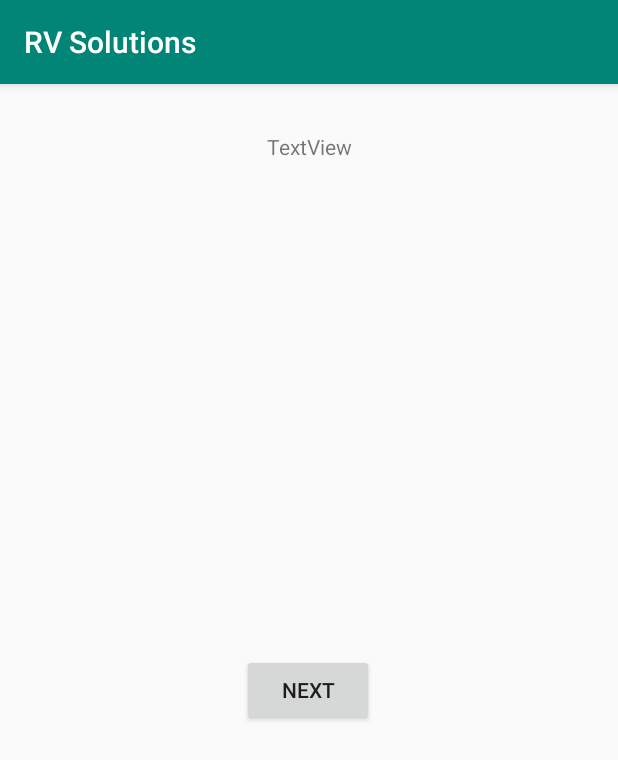
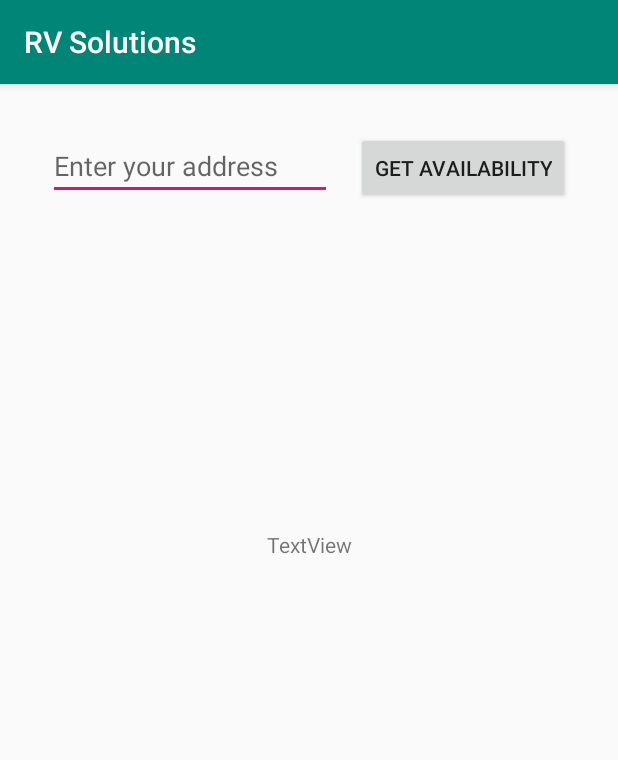
Before and after one commit to dreampursuer95/RV-Solutions, an Android app: the screen it shows after launch (MainActivity), on a phone screen of 412 x 824 dp. Shown: the top 760 px of the screen. Run offline under Robolectric (Android 15) with nearby library versions, the phone set to English and light mode, and no system bars; libraries missing offline, so code that uses them is left out: com.amazonaws.mobile, com.amazonaws.mobileconnectors; 3 statements that could not run were skipped.

Commit message:
Remove unnecessary activities

```diff
--- a/app/src/main/java/com/example/myfirstapp/DisplayMessageActivity.java
+++ b/app/src/main/java/com/example/myfirstapp/ResultActivity.java
@@ -18,18 +18,18 @@ import org.json.JSONArray;
 import org.json.JSONException;
 import org.json.JSONObject;
 
-public class DisplayMessageActivity extends AppCompatActivity {
+public class ResultActivity extends AppCompatActivity {
     private TextView mTextViewResult;
     private RequestQueue requestQueue;
 
     @Override
     protected void onCreate(Bundle savedInstanceState) {
         super.onCreate(savedInstanceState);
-        setContentView(R.layout.activity_display_message);
+        setContentView(R.layout.activity_result);
 
         // Get the Intent that started this activity and extract the string
         Intent intent = getIntent();
-        final String message = intent.getStringExtra(SearchActivity.EXTRA_MESSAGE);
+        final String message = intent.getStringExtra(MainActivity.EXTRA_MESSAGE);
 
         // Capture the layout's TextView and set the string as its text
         TextView textView = findViewById(R.id.textView);
--- a/app/src/main/res/layout/activity_main.xml
+++ b/app/src/main/res/layout/activity_main.xml
@@ -8,30 +8,42 @@
     tools:context=".MainActivity">
 
     <Button
-        android:id="@+id/button3"
+        android:id="@+id/button"
         android:layout_width="wrap_content"
         android:layout_height="wrap_content"
-        android:layout_marginBottom="16dp"
         android:layout_marginEnd="16dp"
         android:layout_marginStart="16dp"
-        android:layout_marginTop="20dp"
-        android:hint="@string/go_next"
-        android:onClick="goNext"
-        android:text="@string/go_next"
-        app:layout_constraintBottom_toBottomOf="parent"
+        android:onClick="sendMessage"
+        android:text="@string/button_send"
+        app:layout_constraintBaseline_toBaselineOf="@+id/editText"
         app:layout_constraintEnd_toEndOf="parent"
-        app:layout_constraintHorizontal_bias="0.498"
+        app:layout_constraintHorizontal_bias="0.5"
+        app:layout_constraintStart_toEndOf="@+id/editText" />
+
+    <EditText
+        android:id="@+id/editText"
+        android:layout_width="0dp"
+        android:layout_height="wrap_content"
+        android:layout_marginStart="16dp"
+        android:layout_marginTop="16dp"
+        android:autofillHints=""
+        android:ems="10"
+        android:hint="@string/edit_message"
+        android:inputType="textPersonName"
+        app:layout_constraintEnd_toStartOf="@+id/button"
+        app:layout_constraintHorizontal_bias="0.5"
         app:layout_constraintStart_toStartOf="parent"
-        app:layout_constraintTop_toBottomOf="@+id/textView3" />
+        app:layout_constraintTop_toTopOf="parent" />
 
     <TextView
         android:id="@+id/textView3"
         android:layout_width="wrap_content"
         android:layout_height="wrap_content"
-        android:layout_marginTop="16dp"
+        android:layout_marginTop="220dp"
         android:text="TextView"
         app:layout_constraintEnd_toEndOf="parent"
+        app:layout_constraintHorizontal_bias="0.5"
         app:layout_constraintStart_toStartOf="parent"
-        app:layout_constraintTop_toTopOf="parent" />
+        app:layout_constraintTop_toBottomOf="@+id/editText" />
 
 </androidx.constraintlayout.widget.ConstraintLayout>
--- a/app/src/main/res/layout/activity_display_message.xml
+++ b/app/src/main/res/layout/activity_result.xml
@@ -4,8 +4,7 @@
     xmlns:tools="http://schemas.android.com/tools"
     android:layout_width="match_parent"
     android:layout_height="match_parent"
-    android:padding="16dp"
-    tools:context=".DisplayMessageActivity">
+    tools:context=".ResultActivity">
 
     <TextView
         android:id="@+id/textView"
@@ -43,5 +42,4 @@
         app:layout_constraintEnd_toEndOf="parent"
         app:layout_constraintStart_toStartOf="parent" />
 
-
 </androidx.constraintlayout.widget.ConstraintLayout>
```
Also changed, not shown: app/src/main/AndroidManifest.xml (+8 -18 lines), app/src/main/java/com/example/myfirstapp/MainActivity.java (+8 -3 lines), app/src/main/java/com/example/myfirstapp/SearchActivity.java (deleted, +0 -29 lines), app/src/main/res/layout/activity_search.xml (deleted, +0 -37 lines).
